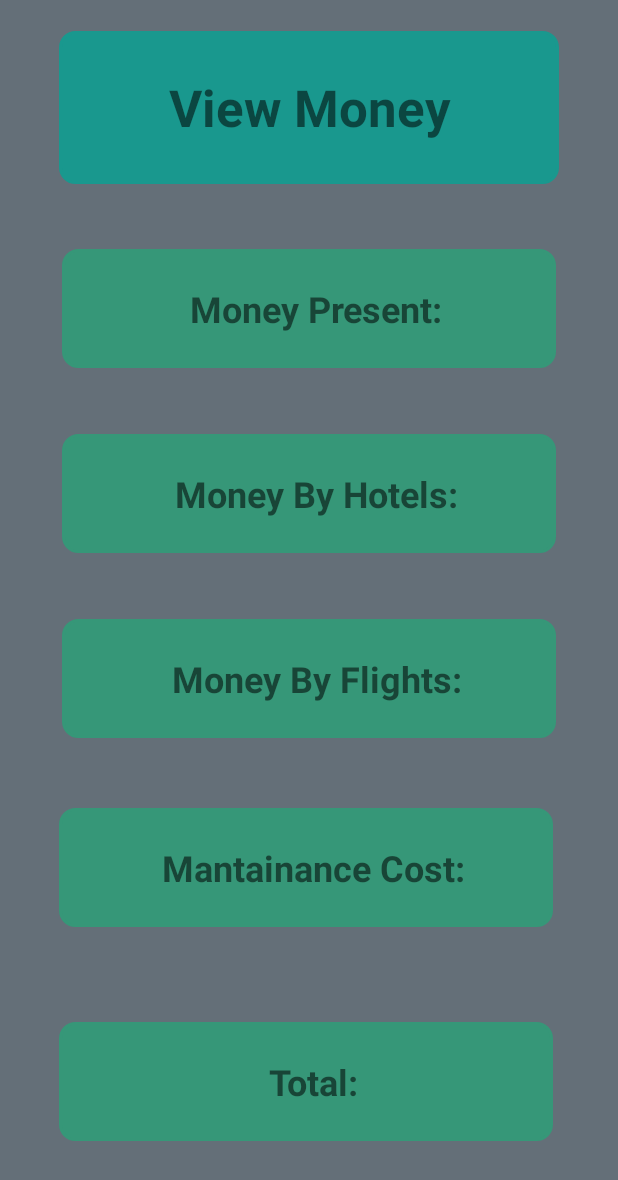
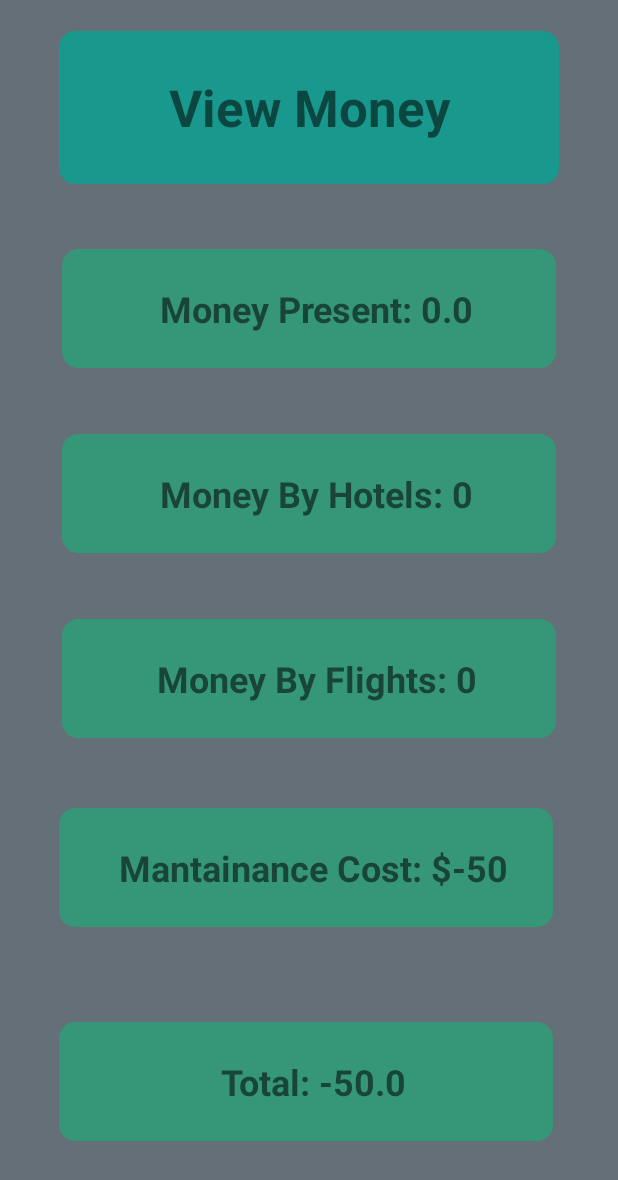
Before and after one commit to harrisbasra/Hotel_And_Flight_Management_Mobile_App, an Android app: the ViewMoney screen opened directly, with no data from a screen before it, on a phone screen of 412 x 824 dp. Shown: the top 1180 px of the screen. Run offline under Robolectric (Android 15) with nearby library versions, the phone set to English and light mode, and no system bars.

Commit message:
App Complete

```diff
--- a/app/src/main/java/com/sda/fastlogistics/MainMenuuu.java
+++ b/app/src/main/java/com/sda/fastlogistics/MainMenuuu.java
@@ -149,6 +149,10 @@ public class MainMenuuu extends AppCompatActivity {
         TextView t7 = findViewById(R.id.button9);
         TextView t9 = findViewById(R.id.button12);
 
+        Intent intent = getIntent();
+
+        String Username = intent.getStringExtra("Username");
+        String Password = intent.getStringExtra("Password");
 
 
         if(Decider.equals("2")){
@@ -185,6 +189,8 @@ public class MainMenuuu extends AppCompatActivity {
                 @Override
                 public void onClick(View view) {
                 Intent i = new Intent(MainMenuuu.this, ViewProfile.class);
+                i.putExtra("Username", Username);
+                i.putExtra("Password", Password);
                 startActivity(i);
                 }
             });
--- a/app/src/main/java/com/sda/fastlogistics/ViewMoney.java
+++ b/app/src/main/java/com/sda/fastlogistics/ViewMoney.java
@@ -98,6 +98,40 @@ public class ViewMoney extends AppCompatActivity {
         binding = ActivityViewMoneyBinding.inflate(getLayoutInflater());
         setContentView(binding.getRoot());
 
+        String Money1= "0";
+        try {
+            FileInputStream fin = openFileInput("hotelmoney.txt");
+            int a;
+            StringBuilder temp = new StringBuilder();
+            while ((a = fin.read()) != -1) {
+                temp.append((char)a);
+            }
+            Money1 = temp.toString();
+            fin.close();
+        }
+        catch (IOException e) {
+            e.printStackTrace();
+        }
+        String Money2= "0";
+        try {
+            FileInputStream fin = openFileInput("flightmoney.txt");
+            int a;
+            StringBuilder temp = new StringBuilder();
+            while ((a = fin.read()) != -1) {
+                temp.append((char)a);
+            }
+            Money2 = temp.toString();
+            fin.close();
+        }
+        catch (IOException e) {
+            e.printStackTrace();
+        }
+
+        binding.textView2.setText("Money Present: "+String.valueOf(Float.valueOf(Money1)+Float.valueOf(Money2)));
+        binding.textView5.setText("Money By Hotels: "+Money1);
+        binding.textView4.setText("Money By Flights: "+Money2);
+        binding.textView6.setText("Mantainance Cost: $-50");
+        binding.textView10.setText("Total: "+String.valueOf(Float.valueOf(Money1)+Float.valueOf(Money2)-50));
 
     }
 
--- a/app/src/main/res/layout/activity_book_flights.xml
+++ b/app/src/main/res/layout/activity_book_flights.xml
@@ -135,7 +135,7 @@
             app:layout_constraintTop_toTopOf="parent"
             app:layout_constraintVertical_bias="0.595" />
 
-        <TextView
+        <EditText
             android:id="@+id/cypher4"
             android:layout_width="303dp"
             android:layout_height="57dp"
--- a/app/src/main/res/layout/activity_view_profile.xml
+++ b/app/src/main/res/layout/activity_view_profile.xml
@@ -51,7 +51,7 @@
                 android:background="@drawable/roundist"
                 android:gravity="center_vertical"
                 android:paddingLeft="10sp"
-                android:text="Email:"
+                android:text="Email: !NOT PROVIDED"
                 android:textSize="24sp"
                 android:textStyle="bold"
                 android:visibility="visible"
@@ -69,7 +69,7 @@
                 android:background="@drawable/roundist"
                 android:gravity="center_vertical"
                 android:paddingLeft="10sp"
-                android:text="Phone fcfgxd:"
+                android:text="Password:"
                 android:textSize="24sp"
                 android:textStyle="bold"
                 android:visibility="visible"
```
Also changed, not shown: app/src/main/java/com/sda/fastlogistics/BookFlights.java (+55 -20 lines), app/src/main/java/com/sda/fastlogistics/BookRoom.java (+34 -0 lines), app/src/main/java/com/sda/fastlogistics/FullscreenActivity.java (+5 -2 lines), app/src/main/java/com/sda/fastlogistics/MyDBHelper.java (+37 -4 lines), app/src/main/java/com/sda/fastlogistics/ViewProfile.java (+16 -24 lines).
